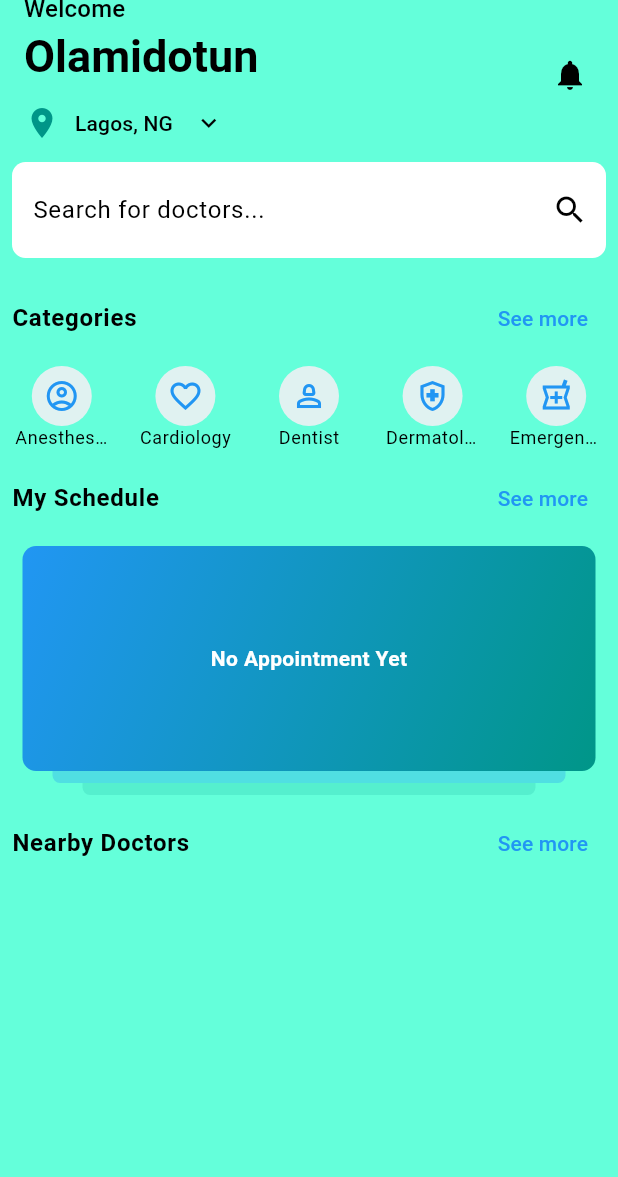
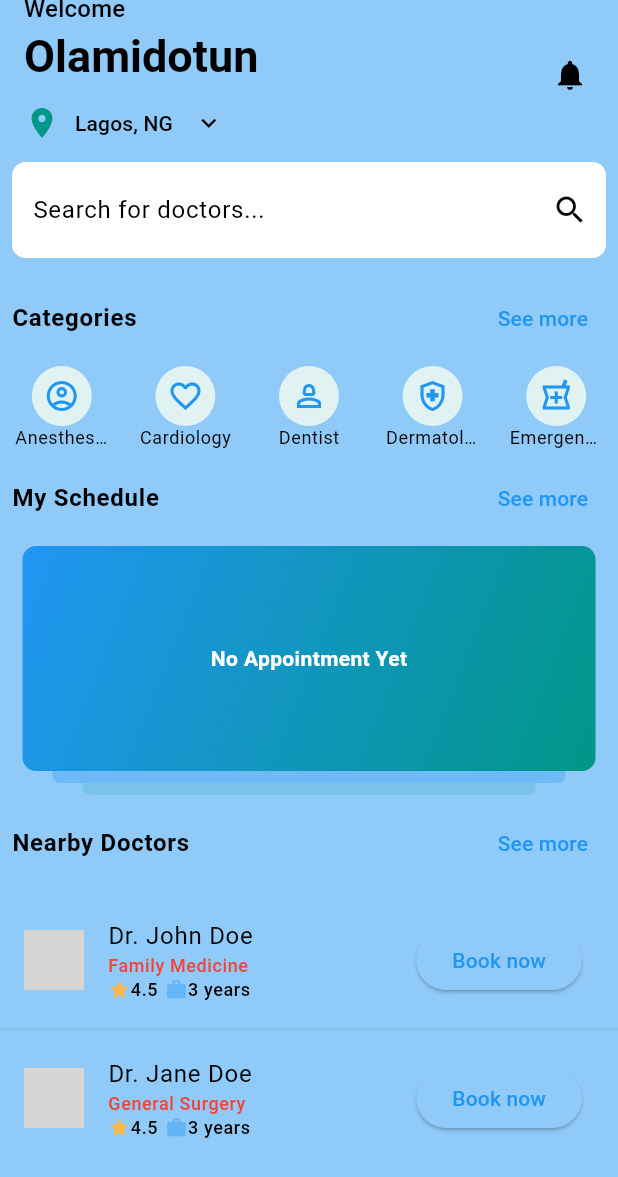
Before and after one commit to Olamidotune/Doctor_App, a Flutter app: the screen it shows after launch, on a phone screen of 412 x 824 dp. Shown: the top 1177 px of the screen. Run offline on Flutter 3.47's test engine with Material 3 defaults, Android fonts, the phone set to English and light mode, and no system bars; our stand-ins replace equatable, google_maps_flutter; network calls fail; grey boxes are pictures that could not be loaded.

Commit message:
completed the nearby doctors section

```diff
--- a/lib/config/theme.dart
+++ b/lib/config/theme.dart
@@ -24,7 +24,7 @@ class AppTheme {
         onError: Colors.redAccent,
         background: Colors.white,
         onBackground: Colors.black,
-        surface: Colors.tealAccent,
+        surface: Colors.blue.shade200,
         onSurface: Colors.black);
   }
 
--- a/lib/presentation/screens/home/home.dart
+++ b/lib/presentation/screens/home/home.dart
@@ -2,6 +2,7 @@
 
 import 'package:doctor_booking_app/presentation/widgets/appointment_card.dart';
 import 'package:doctor_booking_app/presentation/widgets/avatar.dart';
+import 'package:doctor_booking_app/presentation/widgets/doctor_tile.dart';
 import 'package:doctor_booking_app/presentation/widgets/section_tile.dart';
 import 'package:flutter/material.dart';
 import 'package:models/models.dart';
@@ -110,6 +111,7 @@ class _NearbyDoctors extends StatelessWidget {
 
   @override
   Widget build(BuildContext context) {
+    final ColorScheme colorScheme = Theme.of(context).colorScheme;
     return Column(
       children: [
         SectionTile(
@@ -117,6 +119,23 @@ class _NearbyDoctors extends StatelessWidget {
           action: "See more",
           onPressed: () {},
         ),
+        SizedBox(
+          height: 10,
+        ),
+        ListView.separated(
+            physics: NeverScrollableScrollPhysics(),
+            shrinkWrap: true,
+            separatorBuilder: (context, index) {
+              return Divider(
+                height: 20,
+                color: colorScheme.secondary.withOpacity(0.15),
+              );
+            },
+            itemBuilder: (context, index) {
+              final doctor = Doctor.sampleDoctors[index];
+              return DoctorListTile(doctor: doctor);
+            },
+            itemCount: Doctor.sampleDoctors.length)
       ],
     );
   }
--- /dev/null
+++ b/lib/presentation/widgets/doctor_tile.dart
@@ -0,0 +1,64 @@
+import 'package:flutter/material.dart';
+import 'package:models/models.dart';
+
+class DoctorListTile extends StatelessWidget {
+  final Doctor doctor;
+  const DoctorListTile({super.key, required this.doctor});
+
+  @override
+  Widget build(BuildContext context) {
+    final TextTheme textTheme = Theme.of(context).textTheme;
+    return ListTile(
+      leading: CircleAvatar(
+        backgroundImage: NetworkImage(
+          doctor.profileImageUrl,
+        ),
+      ),
+      title: Text(doctor.name),
+      subtitle: Column(
+        crossAxisAlignment: CrossAxisAlignment.start,
+        children: [
+          Text(
+            doctor.category.name,
+            style: textTheme.bodySmall!.copyWith(
+              color: Colors.red,
+              fontWeight: FontWeight.w500,
+            ),
+          ),
+          Row(
+            children: [
+              Icon(
+                Icons.star,
+                color: Colors.orange.shade300,
+                size: 15,
+              ),
+              Text(
+                doctor.rating.toString(),
+                style: textTheme.bodySmall!.copyWith(
+                  fontWeight: FontWeight.w500,
+                ),
+              ),
+              const SizedBox(
+                width: 5,
+              ),
+              Icon(
+                Icons.work,
+                color: Colors.blue.shade300,
+                size: 15,
+              ),
+              Text(
+                "3 years",
+                style: textTheme.bodySmall!.copyWith(
+                  fontWeight: FontWeight.w500,
+                ),
+              ),
+            ],
+          ),
+        ],
+      ),
+      trailing: ElevatedButton(onPressed:() {
+
+      }, child: Text("Book now")),
+    );
+  }
+}
```
